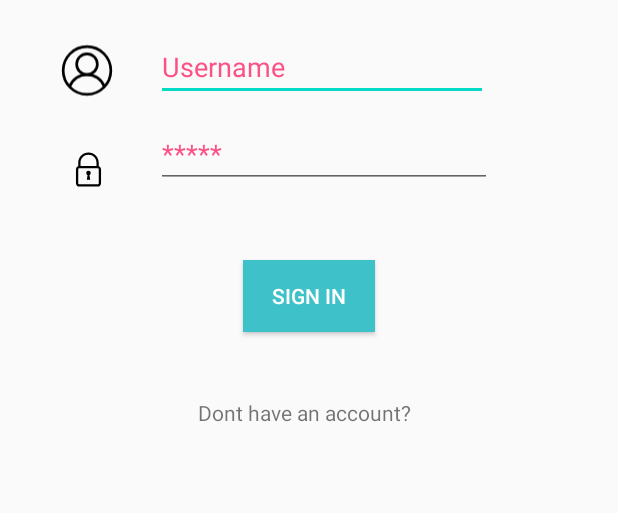
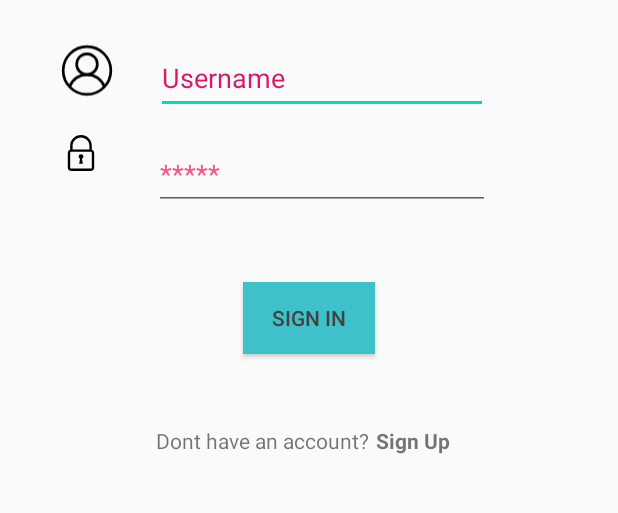
Before and after one commit to ManuelCoronel/Ask, an Android app: the screen it shows after launch (MainActivity before the commit, LoginActivity after it), on a phone screen of 412 x 824 dp, the part 516-1029 px from its top. Run offline under Robolectric (Android 15) with nearby library versions, the phone set to English and light mode, and no system bars.

Commit message:
Registro agregado

```diff
--- a/Ask/app/src/main/AndroidManifest.xml
+++ b/Ask/app/src/main/AndroidManifest.xml
@@ -10,10 +10,13 @@
         android:supportsRtl="true"
         android:theme="@style/Theme.Ask">
         <activity
+            android:name=".RegisterActivity"
+            android:exported="false" />
+        <activity
             android:name=".DashboardActivity"
             android:exported="false" />
         <activity
-            android:name=".MainActivity"
+            android:name=".LoginActivity"
             android:exported="true">
             <intent-filter>
                 <action android:name="android.intent.action.MAIN" />
--- a/Ask/app/src/main/java/com/example/ask/MainActivity.kt
+++ b/Ask/app/src/main/java/com/example/ask/LoginActivity.kt
@@ -3,9 +3,9 @@ package com.example.ask
 import android.support.v7.app.AppCompatActivity
 import android.os.Bundle
 
-class MainActivity : AppCompatActivity() {
+class LoginActivity : AppCompatActivity() {
     override fun onCreate(savedInstanceState: Bundle?) {
         super.onCreate(savedInstanceState)
-        setContentView(R.layout.activity_main)
+        setContentView(R.layout.activity_login)
     }
 }
--- a/Ask/app/src/main/res/layout/activity_main.xml
+++ b/Ask/app/src/main/res/layout/activity_login.xml
@@ -4,18 +4,18 @@
     xmlns:tools="http://schemas.android.com/tools"
     android:layout_width="match_parent"
     android:layout_height="match_parent"
-    tools:context=".MainActivity">
+    tools:context=".LoginActivity">
 
     <EditText
         android:id="@+id/editTextTextPersonName"
         android:layout_width="221dp"
-        android:layout_height="39dp"
+        android:layout_height="48dp"
         android:layout_marginStart="28dp"
         android:layout_marginTop="28dp"
         android:ems="10"
         android:inputType="textPersonName"
         android:text="@string/user"
-        android:textColor="#FC5185"
+        android:textColor="#D81B60"
 
         app:layout_constraintEnd_toEndOf="parent"
         app:layout_constraintHorizontal_bias="0.0"
@@ -34,10 +34,10 @@
 
     <ImageView
         android:id="@+id/imageView3"
-        android:layout_width="38dp"
-        android:layout_height="38dp"
-        android:layout_marginStart="40dp"
-        android:layout_marginTop="28dp"
+        android:layout_width="44dp"
+        android:layout_height="40dp"
+        android:layout_marginStart="32dp"
+        android:layout_marginTop="16dp"
         app:layout_constraintStart_toStartOf="parent"
         app:layout_constraintTop_toBottomOf="@+id/imageView2"
         app:srcCompat="@drawable/ic_ei_lock" />
@@ -45,7 +45,7 @@
     <EditText
         android:id="@+id/editTextTextPassword"
         android:layout_width="224dp"
-        android:layout_height="42dp"
+        android:layout_height="48dp"
         android:layout_marginTop="16dp"
         android:ems="10"
         android:hint="*****"
@@ -63,7 +63,7 @@
         android:layout_marginTop="48dp"
         android:background="#3FC1C9"
         android:text="@string/sign"
-        android:textColor="#FFFF"
+        android:textColor="#424242"
         app:layout_constraintEnd_toEndOf="parent"
         app:layout_constraintStart_toStartOf="parent"
         app:layout_constraintTop_toBottomOf="@+id/editTextTextPassword" />
@@ -72,8 +72,8 @@
         android:id="@+id/textView2"
         android:layout_width="wrap_content"
         android:layout_height="wrap_content"
-        android:layout_marginStart="132dp"
-        android:layout_marginTop="44dp"
+        android:layout_marginStart="104dp"
+        android:layout_marginTop="48dp"
         android:text="@string/not_account"
         app:layout_constraintStart_toStartOf="parent"
         app:layout_constraintTop_toBottomOf="@+id/button" />
@@ -90,4 +90,17 @@
         app:layout_constraintTop_toTopOf="parent"
         app:srcCompat="@drawable/ic_logo" />
 
+    <TextView
+        android:id="@+id/textView3"
+        android:layout_width="59dp"
+        android:layout_height="20dp"
+        android:layout_marginTop="48dp"
+        android:layout_marginEnd="84dp"
+        android:text="Sign Up"
+        android:textStyle="bold"
+        app:layout_constraintEnd_toEndOf="parent"
+        app:layout_constraintHorizontal_bias="0.217"
+        app:layout_constraintStart_toEndOf="@+id/textView2"
+        app:layout_constraintTop_toBottomOf="@+id/button" />
+
 </android.support.constraint.ConstraintLayout>
--- a/Ask/app/src/main/res/values/strings.xml
+++ b/Ask/app/src/main/res/values/strings.xml
@@ -3,4 +3,6 @@
     <string name="not_account">Dont have an account?</string>
     <string name="sign">Sign In</string>
     <string name="user">Username</string>
+    <string name="register">Register</string>
+    <string name="sign_up">Sign Up</string>
 </resources>
--- a/Ask/build.gradle
+++ b/Ask/build.gradle
@@ -6,7 +6,7 @@ buildscript {
     }
     dependencies {
         classpath "com.android.tools.build:gradle:7.0.4"
-        classpath "org.jetbrains.kotlin:kotlin-gradle-plugin:1.5.20"
+        classpath 'org.jetbrains.kotlin:kotlin-gradle-plugin:1.6.10'
 
         // NOTE: Do not place your application dependencies here; they belong
         // in the individual module build.gradle files
```
Also changed, not shown: Ask/app/src/main/java/com/example/ask/RegisterActivity.kt (added, +11 -0 lines), Ask/app/src/main/res/layout/activity_register.xml (added, +127 -0 lines).
